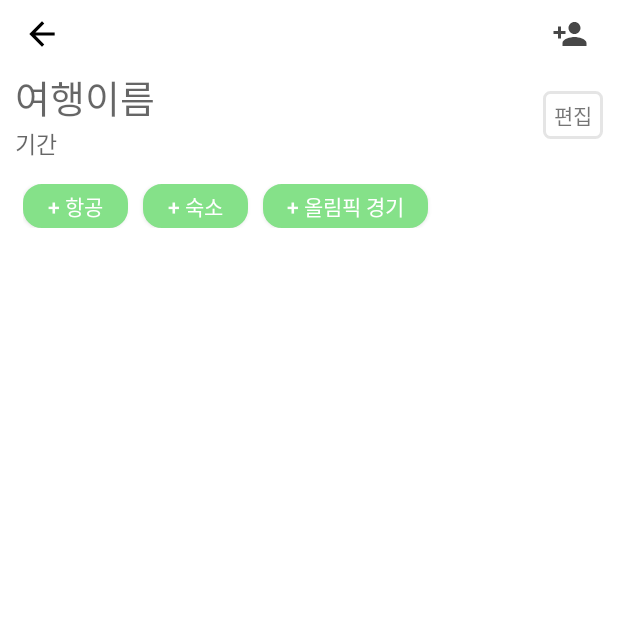
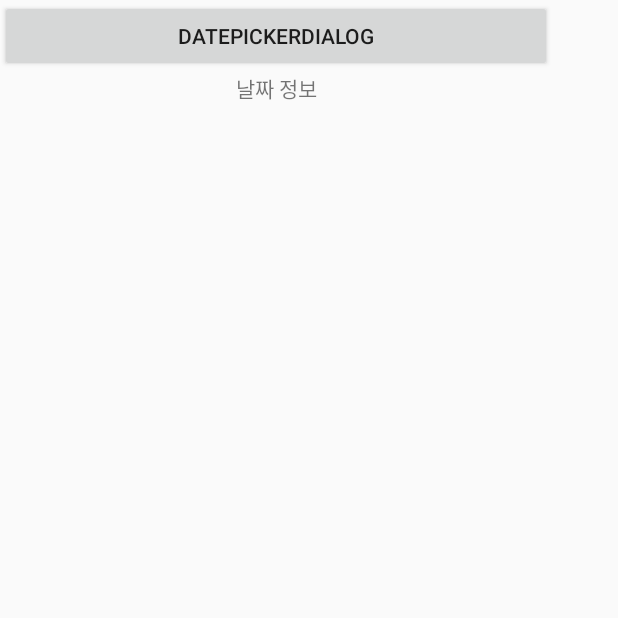
Before and after one commit to agopwns/NOVATEST, an Android app: the screen it shows after launch (ScheduleTravelDetailActivity before the commit, TimePicker after it), on a phone screen of 412 x 824 dp, the top half of it. Run offline under Robolectric (Android 15) with nearby library versions, the phone set to English and light mode, and no system bars.

Commit message:
일정 수행시간 입력받는 다이얼로그 추가함.
일정 수행시간 입력받는 다이얼로그 추가함.

```diff
--- a/app/src/main/java/com/example/novatrip/SCHEDULE/UI/ScheduleAddPlace.java
+++ b/app/src/main/java/com/example/novatrip/SCHEDULE/UI/ScheduleAddPlace.java
@@ -67,7 +67,7 @@ public class ScheduleAddPlace  extends AppCompatActivity {
 
         //사용자가 선택한 장소를 보여줄 가로 리사이클러뷰 init
         Log.d(TAG, "onCreate: 사용자가 선택한 장소를 보여줄 가로 리사이클러뷰 init ");
-        recycler_view_choice_place  = findViewById(R.id.recycler_view_choice_place);
+//        recycler_view_choice_place  = findViewById(R.id.recycler_view_choice_place);
         initRecyclerviewChoicePlace();
 
 
--- /dev/null
+++ b/app/src/main/java/com/example/novatrip/SCHEDULE/UI/TimePicker.java
@@ -0,0 +1,50 @@
+package com.example.novatrip.SCHEDULE.UI;
+
+import androidx.appcompat.app.AppCompatActivity;
+
+import android.app.TimePickerDialog;
+import android.os.Bundle;
+import android.view.View;
+import android.widget.TextView;
+
+import com.example.novatrip.R;
+
+public class TimePicker extends AppCompatActivity {
+
+    private TextView textView_Date;
+    private TimePickerDialog.OnTimeSetListener callbackMethod;
+
+    @Override
+    protected void onCreate(Bundle savedInstanceState) {
+        super.onCreate(savedInstanceState);
+        setContentView(R.layout.activity_time_picker);
+        this.InitializeView();
+        this.InitializeListener();
+
+        textView_Date = (TextView)findViewById(R.id.textView_date);
+    }
+
+    public void InitializeView()
+    {
+        textView_Date = (TextView)findViewById(R.id.textView_date);
+    }
+
+    public void InitializeListener()
+    {
+        callbackMethod = new TimePickerDialog.OnTimeSetListener()
+        {
+            @Override
+            public void onTimeSet(android.widget.TimePicker view, int hourOfDay, int minute) {
+                textView_Date.setText(hourOfDay + "시" + minute + "분");
+            }
+
+
+        };
+    }
+    public void OnClickHandler(View view)
+    {
+        TimePickerDialog dialog = new TimePickerDialog(this, callbackMethod, 8, 10, true);
+
+        dialog.show();
+    }
+}
--- /dev/null
+++ b/app/src/main/java/com/example/novatrip/SCHEDULE/UI/testTimePicker.java
@@ -0,0 +1,4 @@
+package com.example.novatrip.SCHEDULE.UI;
+
+public class testTimePicker {
+}
--- a/app/src/main/res/layout/activity_schedule_travel_detail.xml
+++ b/app/src/main/res/layout/activity_schedule_travel_detail.xml
@@ -59,35 +59,24 @@
             android:layout_height="wrap_content"
             android:hint="기간"
             android:id="@+id/tv_travelPriod"
-
             />
 
-        <TextView
-            android:id="@+id/tv_editTravelPlan"
-            android:layout_width="wrap_content"
-            android:layout_height="wrap_content"
-            android:background="@drawable/round_gray"
-            android:paddingHorizontal="7dp"
-            android:paddingVertical="5dp"
-            android:src="@drawable/ic_person_add_black_24dp"
-            android:text="편집"
-            app:layout_constraintBottom_toBottomOf="parent"
-            app:layout_constraintEnd_toEndOf="parent"
-            app:layout_constraintTop_toTopOf="parent" />
+
+<!--TODO 저장하기 / 편집하기 버튼-->
+<!--        <TextView-->
+<!--            android:id="@+id/tv_editTravelPlan"-->
+<!--            android:layout_width="wrap_content"-->
+<!--            android:layout_height="wrap_content"-->
+<!--            android:background="@drawable/round_gray"-->
+<!--            android:paddingHorizontal="7dp"-->
+<!--            android:paddingVertical="5dp"-->
+<!--            android:src="@drawable/ic_person_add_black_24dp"-->
+<!--            android:text="@string/schedule_tv_save_choicePlace"-->
+<!--            app:layout_constraintBottom_toBottomOf="parent"-->
+<!--            app:layout_constraintEnd_toEndOf="parent"-->
+<!--            app:layout_constraintTop_toTopOf="parent" />-->
 
 
-        <TextView
-            android:id="@+id/tv_saveTravelPlan"
-            android:layout_width="wrap_content"
-            android:layout_height="wrap_content"
-            android:background="@drawable/round_gray"
-            android:paddingHorizontal="7dp"
-            android:paddingVertical="5dp"
-            android:src="@drawable/ic_person_add_black_24dp"
-            android:text="저장"
-            app:layout_constraintBottom_toBottomOf="parent"
-            app:layout_constraintEnd_toEndOf="parent"
-            app:layout_constraintTop_toTopOf="parent" />
 
     </androidx.constraintlayout.widget.ConstraintLayout>
 
@@ -107,7 +96,7 @@
             android:background="@drawable/button_background"
             android:textColor="@color/WHITE"
             android:layout_marginRight="10dp"
-            android:text="+ 항공"
+            android:text="@string/schedule_btn_btn_addAirLint"
             />
         <Button
             android:layout_marginRight="10dp"
@@ -117,7 +106,7 @@
             android:id="@+id/btn_addHotel"
             android:background="@drawable/button_background"
             android:textColor="@color/WHITE"
-            android:text="+ 숙소"
+            android:text="@string/schedule_btn_addHotel"
             />
         <Button
             android:layout_marginRight="10dp"
@@ -127,7 +116,7 @@
             android:id="@+id/btn_add_olympic"
             android:background="@drawable/button_background"
             android:textColor="@color/WHITE"
-            android:text="+ 올림픽 경기"
+            android:text="@string/schedule_btn_add_olympic"
             />
 
 <!--        <Button-->
--- /dev/null
+++ b/app/src/main/res/layout/activity_time_picker.xml
@@ -0,0 +1,30 @@
+<?xml version="1.0" encoding="utf-8"?>
+<LinearLayout xmlns:android="http://schemas.android.com/apk/res/android"
+    xmlns:app="http://schemas.android.com/apk/res-auto"
+    xmlns:tools="http://schemas.android.com/tools"
+    android:layout_width="match_parent"
+    android:layout_height="match_parent"
+    tools:context=".SCHEDULE.UI.TimePicker">
+    <LinearLayout
+        android:id="@+id/layout"
+        android:layout_width="368dp"
+        android:layout_height="wrap_content"
+        android:orientation="vertical"
+        tools:layout_editor_absoluteX="8dp"
+        tools:layout_editor_absoluteY="8dp">
+
+        <Button
+            android:id="@+id/button"
+            android:layout_width="match_parent"
+            android:layout_height="wrap_content"
+            android:onClick="OnClickHandler"
+            android:text="DatePickerDialog" />
+
+        <TextView
+            android:id="@+id/textView_date"
+            android:layout_width="match_parent"
+            android:layout_height="wrap_content"
+            android:gravity="center"
+            android:text="날짜 정보" />
+    </LinearLayout>
+</LinearLayout>
--- a/app/src/main/res/layout/dialog_bottom_olympic_info.xml
+++ b/app/src/main/res/layout/dialog_bottom_olympic_info.xml
@@ -105,7 +105,7 @@
             android:layout_height="wrap_content"
             android:layout_marginTop="12dp"
             android:background="@drawable/round_gray"
-            android:text="메모 추가"
+            android:text="@string/schedule_add_memo"
             android:textSize="15dp"
             />
         <!--        TODO: 메모추가기능 만들어야함. -->
@@ -118,7 +118,7 @@
             android:layout_height="wrap_content"
             android:layout_marginTop="12dp"
             android:background="@drawable/round_gray"
-            android:text="상세 보기"
+            android:text="@string/schedule_show_detail"
             android:textSize="15dp"
             />
     </LinearLayout>
--- a/app/src/main/res/layout/item_schedule_addtravel_local.xml
+++ b/app/src/main/res/layout/item_schedule_addtravel_local.xml
@@ -18,7 +18,7 @@
         android:id="@+id/tv_add_local"
         android:layout_width="wrap_content"
         android:layout_height="wrap_content"
-        android:text="선택"
+        android:text="@string/schedule_plan_choice"
         android:layout_gravity="center"
         android:background="@drawable/round_gray"
         android:textSize="17dp"
--- a/app/src/main/res/layout/item_schedule_place_vertical.xml
+++ b/app/src/main/res/layout/item_schedule_place_vertical.xml
@@ -81,7 +81,7 @@
         android:layout_width="50dp"
         android:layout_height="30dp"
         android:textSize="10dp"
-        android:text="선택"
+        android:text="@string/schedule_plan_choice"
         android:textColor="@color/BLACK"
         android:background="#eeeeee"
         />
```
Also changed, not shown: app/src/main/AndroidManifest.xml (+19 -16 lines), app/src/main/java/com/example/novatrip/SCHEDULE/UI/ScheduleTravelDetailActivity.java (+66 -66 lines), app/src/main/res/layout/activity_sche_dule_add_airline_acrivity.xml (+5 -5 lines), app/src/main/res/layout/activity_schedule_add_place.xml (+12 -15 lines), app/src/main/res/layout/activity_schedule_place_detail.xml (+4 -4 lines), app/src/main/res/layout/dialog_schedule_add_time.xml (added, +63 -0 lines), app/src/main/res/layout/fragment_schedule_fragment_place_intro.xml (+6 -10 lines), app/src/main/res/values/strings.xml (+40 -1 lines), 1 other file.
